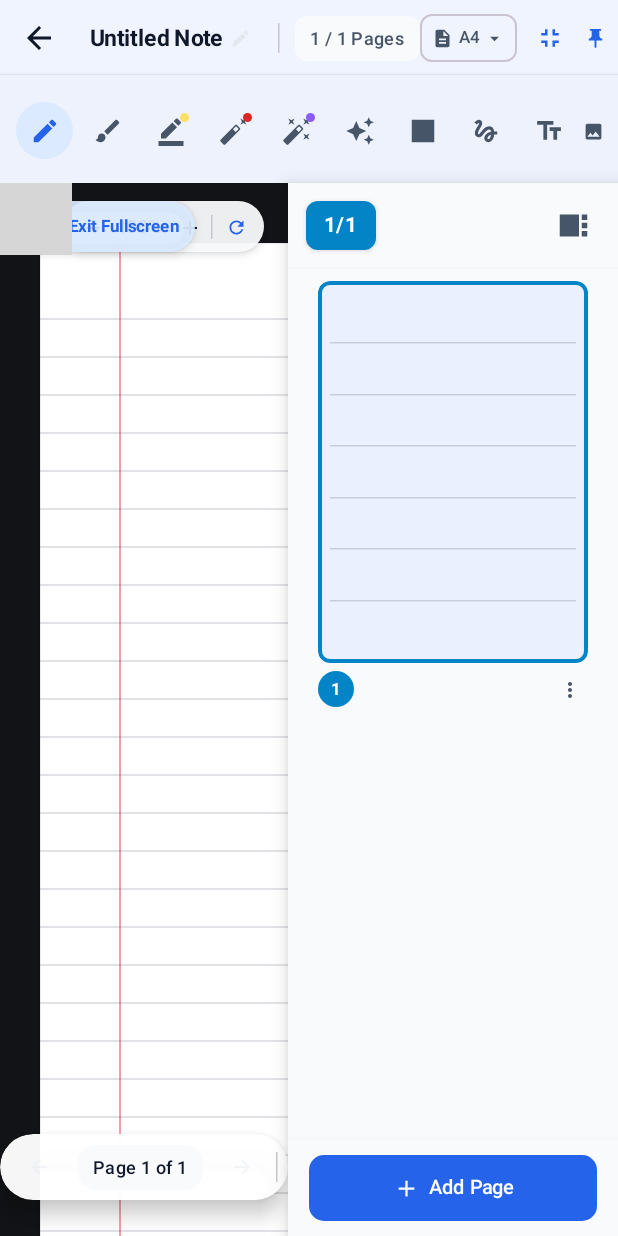
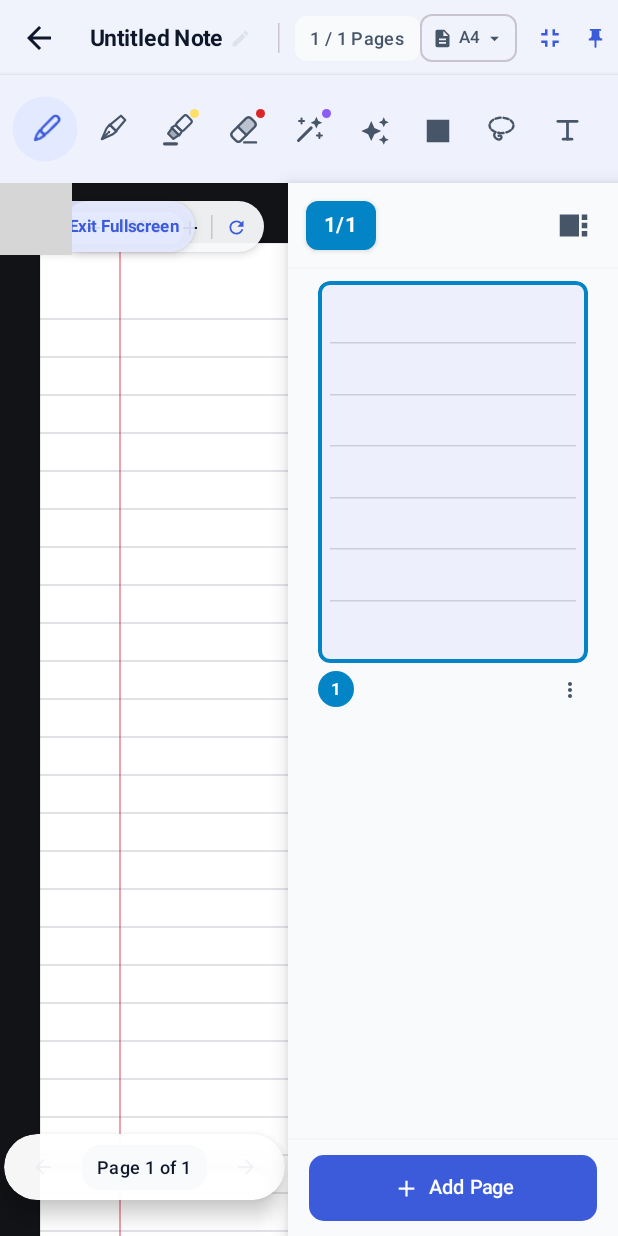
Before and after one commit to Ariful579/note_taking-app, an Android app built with Jetpack Compose: the screen it shows after launch (MainActivity), after a tap on "Open New Tab", on a phone screen of 412 x 824 dp. Run offline under Robolectric (Android 15) with nearby library versions, the phone set to English and light mode, and no system bars; our stand-ins replace Room's generated code; 1 statement that could not run was skipped; 3 other taps on this screen came first; grey boxes are pictures that could not be loaded.

Commit message:
UI upgrade: new icons, app icon, hide add-page buttons

```diff
--- a/app/src/main/java/com/notewise/tabnotes/ui/components/PageNavigator.kt
+++ b/app/src/main/java/com/notewise/tabnotes/ui/components/PageNavigator.kt
@@ -24,7 +24,7 @@ fun PageNavigator(
     totalPages: Int,
     onPreviousPage: () -> Unit,
     onNextPage: () -> Unit,
-    onAddPage: () -> Unit,
+    onAddPage: () -> Unit = {},   // kept for compatibility; adding pages now lives at the end of the notebook
     modifier: Modifier = Modifier
 ) {
     Surface(
@@ -81,24 +81,6 @@ fun PageNavigator(
                     modifier = Modifier.size(16.dp)
                 )
             }
-
-            VerticalDivider(modifier = Modifier.height(20.dp).padding(horizontal = 2.dp))
-
-            // Add Page "+" Button (creates and switches to new page)
-            FilledTonalButton(
-                onClick = onAddPage,
-                shape = RoundedCornerShape(16.dp),
-                contentPadding = PaddingValues(horizontal = 10.dp, vertical = 4.dp),
-                modifier = Modifier.height(32.dp)
-            ) {
-                Icon(
-                    imageVector = Icons.Default.Add,
-                    contentDescription = "Add New Page",
-                    modifier = Modifier.size(16.dp)
-                )
-                Spacer(modifier = Modifier.width(4.dp))
-                Text("New Page", fontSize = 11.sp, fontWeight = FontWeight.Bold)
-            }
         }
     }
 }
--- a/app/src/main/java/com/notewise/tabnotes/ui/components/StylusToolbar.kt
+++ b/app/src/main/java/com/notewise/tabnotes/ui/components/StylusToolbar.kt
@@ -2,6 +2,10 @@ package com.notewise.tabnotes.ui.components
 
 import android.widget.Toast
 import androidx.compose.animation.AnimatedVisibility
+import androidx.compose.animation.animateColorAsState
+import androidx.compose.animation.core.animateFloatAsState
+import androidx.compose.animation.core.spring
+import androidx.compose.ui.graphics.graphicsLayer
 import androidx.compose.foundation.background
 import androidx.compose.foundation.border
 import androidx.compose.foundation.clickable
@@ -101,7 +105,7 @@ fun StylusToolbar(
                 ) {
                     // Pen
                     ToolButton(
-                        icon = Icons.Default.Edit,
+                        icon = ToolIcons.Ballpoint,
                         label = "Pen",
                         isSelected = selectedTool == ToolType.PEN,
                         onClick = { onSelectTool(ToolType.PEN) }
@@ -109,7 +113,7 @@ fun StylusToolbar(
 
                     // Fountain Pen
                     ToolButton(
-                        icon = Icons.Default.Brush,
+                        icon = ToolIcons.Fountain,
                         label = "Fountain Pen",
                         isSelected = selectedTool == ToolType.FOUNTAIN_PEN,
                         onClick = { onSelectTool(ToolType.FOUNTAIN_PEN) }
@@ -117,7 +121,7 @@ fun StylusToolbar(
 
                     // Highlighter (Semi-Transparent)
                     ToolButton(
-                        icon = Icons.Default.BorderColor,
+                        icon = ToolIcons.Highlighter,
                         label = "Highlighter",
                         isSelected = selectedTool == ToolType.HIGHLIGHTER,
                         badgeColor = Color(0xFFFFE066),
@@ -133,7 +137,7 @@ fun StylusToolbar(
                     Box {
                         val isEraserActive = selectedTool == ToolType.ERASER_STROKE || selectedTool == ToolType.ERASER_POINT
                         ToolButton(
-                            icon = Icons.Default.AutoFixNormal,
+                            icon = ToolIcons.Eraser,
                             label = if (selectedTool == ToolType.ERASER_POINT) "Precision Eraser" else "Eraser",
                             isSelected = isEraserActive,
                             badgeColor = if (selectedTool == ToolType.ERASER_POINT) Color(0xFF2563EB) else Color(0xFFDC2626),
@@ -179,7 +183,7 @@ fun StylusToolbar(
 
                     // Magic Disappearing Pen (Fading Ink)
                     ToolButton(
-                        icon = Icons.Default.AutoFixHigh,
+                        icon = ToolIcons.MagicWand,
                         label = "Magic Pen",
                         isSelected = selectedTool == ToolType.MAGIC_PEN,
                         badgeColor = Color(0xFF8B5CF6),
@@ -312,7 +316,7 @@ fun StylusToolbar(
 
                     // Lasso / Selection Tool
                     ToolButton(
-                        icon = Icons.Default.Gesture,
+                        icon = ToolIcons.Lasso,
                         label = "Lasso Selection",
                         isSelected = selectedTool == ToolType.LASSO,
                         onClick = { onSelectTool(ToolType.LASSO) }
@@ -320,7 +324,7 @@ fun StylusToolbar(
 
                     // Text Tool
                     ToolButton(
-                        icon = Icons.Default.TextFields,
+                        icon = ToolIcons.Text,
                         label = "Text",
                         isSelected = selectedTool == ToolType.TEXT,
                         onClick = { onSelectTool(ToolType.TEXT) }
@@ -914,26 +918,44 @@ private fun ToolButton(
     badgeColor: Color? = null,
     onClick: () -> Unit
 ) {
+    val container by animateColorAsState(
+        targetValue = if (isSelected) MaterialTheme.colorScheme.primaryContainer else Color.Transparent,
+        label = "toolBackground"
+    )
+    val tint by animateColorAsState(
+        targetValue = if (isSelected) MaterialTheme.colorScheme.primary else MaterialTheme.colorScheme.onSurfaceVariant,
+        label = "toolTint"
+    )
+    val scale by animateFloatAsState(
+        targetValue = if (isSelected) 1.08f else 1f,
+        animationSpec = spring(dampingRatio = 0.55f, stiffness = 500f),
+        label = "toolScale"
+    )
     FilledTonalIconButton(
         onClick = onClick,
         colors = IconButtonDefaults.filledTonalIconButtonColors(
-            containerColor = if (isSelected) MaterialTheme.colorScheme.primaryContainer else Color.Transparent,
-            contentColor = if (isSelected) MaterialTheme.colorScheme.primary else MaterialTheme.colorScheme.onSurfaceVariant
+            containerColor = container,
+            contentColor = tint
         ),
-        modifier = Modifier.size(38.dp)
+        modifier = Modifier
+            .size(40.dp)
+            .graphicsLayer {
+                scaleX = scale
+                scaleY = scale
+            }
     ) {
         Box(contentAlignment = Alignment.Center) {
             Icon(
                 imageVector = icon,
                 contentDescription = label,
-                modifier = Modifier.size(20.dp)
+                modifier = Modifier.size(22.dp)
             )
             badgeColor?.let { color ->
                 Box(
                     modifier = Modifier
                         .size(6.dp)
                         .align(Alignment.TopEnd)
-                        .offset(x = 2.dp, y = (-2).dp)
+                        .offset(x = 3.dp, y = (-3).dp)
                         .clip(CircleShape)
                         .background(color)
                 )
--- /dev/null
+++ b/app/src/main/java/com/notewise/tabnotes/ui/components/ToolIcons.kt
@@ -0,0 +1,190 @@
+package com.notewise.tabnotes.ui.components
+
+import androidx.compose.ui.graphics.Color
+import androidx.compose.ui.graphics.SolidColor
+import androidx.compose.ui.graphics.StrokeCap
+import androidx.compose.ui.graphics.StrokeJoin
+import androidx.compose.ui.graphics.vector.ImageVector
+import androidx.compose.ui.graphics.vector.PathBuilder
+import androidx.compose.ui.graphics.vector.group
+import androidx.compose.ui.graphics.vector.path
+import androidx.compose.ui.unit.dp
+import kotlin.math.PI
+import kotlin.math.cos
+import kotlin.math.sin
+
+/**
+ * Hand-drawn tool icons. Every instrument has its own silhouette so tools are recognisable at a glance:
+ * ballpoint, fountain nib, chisel highlighter, block eraser, dotted lasso, magic wand, shapes, text.
+ * Drawn on a 24x24 grid with a 1.7 stroke; the colour comes from the Icon() tint, so they follow the theme.
+ */
+object ToolIcons {
+    private const val SW = 1.7f
+    private val INK = SolidColor(Color.Black)
+
+    private fun build(name: String, block: ImageVector.Builder.() -> Unit): ImageVector =
+        ImageVector.Builder(
+            name = name,
+            defaultWidth = 24.dp,
+            defaultHeight = 24.dp,
+            viewportWidth = 24f,
+            viewportHeight = 24f
+        ).apply(block).build()
+
+    /** Outlined path. */
+    private fun ImageVector.Builder.line(width: Float = SW, d: PathBuilder.() -> Unit) {
+        path(
+            fill = null,
+            stroke = INK,
+            strokeLineWidth = width,
+            strokeLineCap = StrokeCap.Round,
+            strokeLineJoin = StrokeJoin.Round,
+            pathBuilder = d
+        )
+    }
+
+    /** Filled path (alpha < 1 gives the softer secondary shade). */
+    private fun ImageVector.Builder.solid(alpha: Float = 1f, d: PathBuilder.() -> Unit) {
+        path(fill = INK, fillAlpha = alpha, stroke = null, pathBuilder = d)
+    }
+
+    private fun PathBuilder.rrect(x: Float, y: Float, w: Float, h: Float, r: Float) {
+        moveTo(x + r, y)
+        lineTo(x + w - r, y); quadTo(x + w, y, x + w, y + r)
+        lineTo(x + w, y + h - r); quadTo(x + w, y + h, x + w - r, y + h)
+        lineTo(x + r, y + h); quadTo(x, y + h, x, y + h - r)
+        lineTo(x, y + r); quadTo(x, y, x + r, y)
+        close()
+    }
+
+    private fun PathBuilder.circle(cx: Float, cy: Float, r: Float) {
+        moveTo(cx - r, cy)
+        arcTo(r, r, 0f, true, false, cx + r, cy)
+        arcTo(r, r, 0f, true, false, cx - r, cy)
+        close()
+    }
+
+    /** Ballpoint pen: slim barrel, clip, cone and a small ink tip. */
+    val Ballpoint: ImageVector by lazy {
+        build("Ballpoint") {
+            group(rotate = 45f, pivotX = 12f, pivotY = 12f, scaleX = 0.92f, scaleY = 0.92f) {
+                line { rrect(9.4f, -1f, 5.2f, 16.4f, 2.6f) }
+                line {
+                    moveTo(9.4f, 15.4f); lineTo(14.6f, 15.4f); lineTo(13.7f, 19.5f)
+                    lineTo(12f, 22.8f); lineTo(10.3f, 19.5f); close()
+                }
+                solid { moveTo(10.75f, 20.6f); lineTo(12f, 22.8f); lineTo(13.25f, 20.6f); close() }
+                line { moveTo(14.6f, 3.6f); lineTo(14.6f, 7.8f) }
+            }
+        }
+    }
+
+    /** Fountain pen: tapered grip with a split nib and breather hole. */
+    val Fountain: ImageVector by lazy {
+        build("FountainPen") {
+            group(rotate = 45f, pivotX = 12f, pivotY = 12f, scaleX = 0.92f, scaleY = 0.92f) {
+                line {
+                    moveTo(9.6f, -1f); lineTo(14.4f, -1f); lineTo(15.4f, 10.3f)
+                    lineTo(8.6f, 10.3f); close()
+                }
+                line {
+                    moveTo(8.2f, 10.3f); lineTo(15.8f, 10.3f); lineTo(15.3f, 14.4f)
+                    lineTo(12f, 22.8f); lineTo(8.7f, 14.4f); close()
+                }
+                line { moveTo(12f, 16.6f); lineTo(12f, 22.6f) }
+                solid { circle(12f, 14.9f, 1.05f) }
+            }
+        }
+    }
+
+    /** Chunky chisel-tip marker with a soft ink stripe underneath. */
+    val Highlighter: ImageVector by lazy {
+        build("Highlighter") {
+            group(rotate = 45f, pivotX = 12f, pivotY = 12f, scaleX = 0.92f, scaleY = 0.92f) {
+                line { rrect(8f, -1f, 8f, 11.6f, 2f) }
+                line {
+                    moveTo(8.5f, 10.6f); lineTo(15.5f, 10.6f); lineTo(16.3f, 14.3f)
+                    lineTo(7.7f, 14.3f); close()
+                }
+                solid(0.45f) {
+                    moveTo(8.1f, 14.3f); lineTo(15.9f, 14.3f); lineTo(15f, 19.6f)
+                    lineTo(9f, 19.6f); close()
+                }
+                line {
+                    moveTo(8.1f, 14.3f); lineTo(15.9f, 14.3f); lineTo(15f, 19.6f)
+                    lineTo(9f, 19.6f); close()
+                }
+            }
+            line(2.4f) { moveTo(2.6f, 22.4f); lineTo(11.2f, 22.4f) }
+        }
+    }
+
+    /** Rubber block eraser (two-tone) resting on a baseline. */
+    val Eraser: ImageVector by lazy {
+        build("Eraser") {
+            group(rotate = -45f, pivotX = 12f, pivotY = 12f) {
+                line { rrect(2.4f, 7.6f, 19.2f, 8.8f, 2.6f) }
+                line { moveTo(10.6f, 7.6f); lineTo(10.6f, 16.4f) }
+                solid(0.30f) {
+                    moveTo(10.6f, 7.6f); lineTo(19f, 7.6f); quadTo(21.6f, 7.6f, 21.6f, 10.2f)
+                    lineTo(21.6f, 13.8f); quadTo(21.6f, 16.4f, 19f, 16.4f); lineTo(10.6f, 16.4f); close()
+                }
+            }
+            line { moveTo(12.5f, 21.4f); lineTo(21.1f, 21.4f) }
+        }
+    }
+
+    /** Lasso: dotted loop with a rope tail. */
+    val Lasso: ImageVector by lazy {
+        build("Lasso") {
+            line {
+                var a = 0.0
+                while (a < 360.0) {
+                    for (k in 0..2) {
+                        val r = (a + k * 13.0) * PI / 180.0
+                        val x = 12f + 8.7f * cos(r).toFloat()
+                        val y = 9f + 5.6f * sin(r).toFloat()
+                        if (k == 0) moveTo(x, y) else lineTo(x, y)
+                    }
+                    a += 40.0
+                }
+            }
+            line {
+                moveTo(7.5f, 13.9f)
+                curveTo(6.2f, 15.6f, 6.5f, 17.7f, 8.4f, 18.8f)
+                curveTo(10.1f, 19.8f, 12f, 19.2f, 12f, 17.7f)
+                curveTo(12f, 16.5f, 10.8f, 16f, 9.9f, 16.6f)
+            }
+        }
+    }
+
+    /** Magic pen (fading ink): a wand with a sparkle. */
+    val MagicWand: ImageVector by lazy {
+        build("MagicWand") {
+            line(2.2f) { moveTo(4f, 20f); lineTo(13.2f, 10.8f) }
+            solid {
+                moveTo(17f, 2.8f); lineTo(18.3f, 5.7f); lineTo(21.2f, 7f); lineTo(18.3f, 8.3f)
+                lineTo(17f, 11.2f); lineTo(15.7f, 8.3f); lineTo(12.8f, 7f); lineTo(15.7f, 5.7f); close()
+            }
+            line(1.5f) { moveTo(6.2f, 4f); lineTo(6.2f, 7.6f); moveTo(4.4f, 5.8f); lineTo(8f, 5.8f) }
+            line(1.5f) { moveTo(19.2f, 14.6f); lineTo(19.2f, 18.2f); moveTo(17.4f, 16.4f); lineTo(21f, 16.4f) }
+        }
+    }
+
+    /** Shapes: a square overlapping a circle. */
+    val Shapes: ImageVector by lazy {
+        build("Shapes") {
+            line { rrect(3.4f, 11f, 9.2f, 9.2f, 2f) }
+            line { circle(15.4f, 8.6f, 5.2f) }
+        }
+    }
+
+    /** Text tool: a clean serif "T". */
+    val Text: ImageVector by lazy {
+        build("Text") {
+            line(2f) { moveTo(5f, 6f); lineTo(19f, 6f) }
+            line(2f) { moveTo(12f, 6f); lineTo(12f, 19f) }
+            line(2f) { moveTo(8.8f, 19f); lineTo(15.2f, 19f) }
+        }
+    }
+}
--- a/app/src/main/java/com/notewise/tabnotes/ui/screens/MainTabletScreen.kt
+++ b/app/src/main/java/com/notewise/tabnotes/ui/screens/MainTabletScreen.kt
@@ -1110,11 +1110,11 @@ fun MainTabletScreen(
                                             Toast.makeText(context, "Page $newTotalPages added", Toast.LENGTH_SHORT).show()
                                         },
                                         shape = RoundedCornerShape(24.dp),
-                                        color = MaterialTheme.colorScheme.primaryContainer,
-                                        shadowElevation = 5.dp,
+                                        color = MaterialTheme.colorScheme.surface.copy(alpha = 0.92f),
+                                        shadowElevation = 2.dp,
                                         border = androidx.compose.foundation.BorderStroke(
-                                            1.5.dp,
-                                            MaterialTheme.colorScheme.primary.copy(alpha = 0.6f)
+                                            1.dp,
+                                            MaterialTheme.colorScheme.outline.copy(alpha = 0.7f)
                                         ),
                                         modifier = Modifier.layout { measurable, constraints ->
                                             val placeable = measurable.measure(constraints)
@@ -1131,20 +1131,34 @@ fun MainTabletScreen(
                                             Icon(
                                                 imageVector = Icons.Default.Add,
                                                 contentDescription = "Add New Page",
-                                                tint = MaterialTheme.colorScheme.primary,
+                                                tint = MaterialTheme.colorScheme.onSurfaceVariant,
                                                 modifier = Modifier.size(20.dp)
                                             )
                                             Text(
-                                                text = "Add Page (${editorState.pageCount + 1})",
+                                                text = "Add page",
                                                 fontSize = 13.sp,
-                                                fontWeight = FontWeight.Bold,
-                                                color = MaterialTheme.colorScheme.onPrimaryContainer
+                                                fontWeight = FontWeight.SemiBold,
+                                                color = MaterialTheme.colorScheme.onSurfaceVariant
                                             )
                                         }
                                     }
                                 }
 
-                                // 9. Floating Tablet Page Navigator (Bottom Center)
+                                // 9. Floating page navigator: appears only while scrolling / changing page, then fades away
+                                var navVisible by remember { mutableStateOf(false) }
+                                LaunchedEffect(editorState.pageIndex, panOffset, zoom) {
+                                    navVisible = true
+                                    delay(1800)
+                                    navVisible = false
+                                }
+                                androidx.compose.animation.AnimatedVisibility(
+                                    visible = navVisible,
+                                    enter = androidx.compose.animation.fadeIn() + androidx.compose.animation.slideInVertically { it / 2 },
+                                    exit = androidx.compose.animation.fadeOut() + androidx.compose.animation.slideOutVertically { it / 2 },
+                                    modifier = Modifier
+                                        .align(Alignment.BottomCenter)
+                                        .padding(bottom = 24.dp)
+                                ) {
                                     PageNavigator(
                                         currentPage = editorState.pageIndex,
                                         totalPages = editorState.pageCount,
@@ -1168,11 +1182,8 @@ fun MainTabletScreen(
                                                 }
                                             }
                                         },
-                                    onAddPage = { editorViewModel.addNewPage() },
-                                    modifier = Modifier
-                                        .align(Alignment.BottomCenter)
-                                        .padding(bottom = 24.dp)
                                     )
+                                }
                             }
 
                             // 2. Right-Hand Slide-Out Vertical Page Thumbnail Strip (matching uploaded photo!)
--- a/app/src/main/java/com/notewise/tabnotes/ui/theme/Color.kt
+++ b/app/src/main/java/com/notewise/tabnotes/ui/theme/Color.kt
@@ -3,16 +3,16 @@ package com.notewise.tabnotes.ui.theme
 import androidx.compose.ui.graphics.Color
 
 // Notewise Brand & Primary Colors
-val NotewiseBlue = Color(0xFF2563EB)
-val NotewiseBlueLight = Color(0xFF60A5FA)
-val NotewiseBlueDark = Color(0xFF1E40AF)
-val CobaltPrimary = Color(0xFF1D4ED8)
+val NotewiseBlue = Color(0xFF3B5BDB)
+val NotewiseBlueLight = Color(0xFF7B93FF)
+val NotewiseBlueDark = Color(0xFF2B44B5)
+val CobaltPrimary = Color(0xFF4C6EF5)
 
 // Neutral & Backgrounds
-val CanvasBackground = Color(0xFFF1F5F9)
+val CanvasBackground = Color(0xFFE8ECF3)
 val SurfaceLight = Color(0xFFFFFFFF)
 val SurfaceSubtle = Color(0xFFF8FAFC)
-val BorderSubtle = Color(0xFFE2E8F0)
+val BorderSubtle = Color(0xFFDDE2EC)
 val TextPrimary = Color(0xFF0F172A)
 val TextSecondary = Color(0xFF475569)
 val TextMuted = Color(0xFF94A3B8)
--- a/app/src/main/java/com/notewise/tabnotes/ui/theme/Theme.kt
+++ b/app/src/main/java/com/notewise/tabnotes/ui/theme/Theme.kt
@@ -3,12 +3,14 @@ package com.notewise.tabnotes.ui.theme
 import androidx.compose.foundation.isSystemInDarkTheme
 import androidx.compose.material3.*
 import androidx.compose.runtime.Composable
+import androidx.compose.foundation.shape.RoundedCornerShape
 import androidx.compose.ui.graphics.Color
+import androidx.compose.ui.unit.dp
 
 private val LightColorScheme = lightColorScheme(
     primary = NotewiseBlue,
     onPrimary = Color.White,
-    primaryContainer = Color(0xFFDBEAFE),
+    primaryContainer = Color(0xFFE3E9FF),
     onPrimaryContainer = NotewiseBlueDark,
     secondary = CobaltPrimary,
     onSecondary = Color.White,
@@ -24,17 +26,25 @@ private val LightColorScheme = lightColorScheme(
 private val DarkColorScheme = darkColorScheme(
     primary = NotewiseBlueLight,
     onPrimary = Color(0xFF0F172A),
-    primaryContainer = NotewiseBlueDark,
-    onPrimaryContainer = Color(0xFFDBEAFE),
+    primaryContainer = Color(0xFF2B3A82),
+    onPrimaryContainer = Color(0xFFE3E9FF),
     secondary = NotewiseBlue,
     onSecondary = Color.White,
-    background = Color(0xFF0F172A),
-    onBackground = Color(0xFFF8FAFC),
-    surface = Color(0xFF1E293B),
+    background = Color(0xFF0D0F14),
+    onBackground = Color(0xFFEEF0F6),
+    surface = Color(0xFF1A1D25),
     onSurface = Color(0xFFF8FAFC),
-    surfaceVariant = Color(0xFF334155),
-    onSurfaceVariant = Color(0xFFCBD5E1),
-    outline = Color(0xFF475569)
+    surfaceVariant = Color(0xFF2C3140),
+    onSurfaceVariant = Color(0xFFB4BBCC),
+    outline = Color(0xFF454B5C)
+)
+
+private val NotewiseShapes = Shapes(
+    extraSmall = RoundedCornerShape(8.dp),
+    small = RoundedCornerShape(12.dp),
+    medium = RoundedCornerShape(16.dp),
+    large = RoundedCornerShape(24.dp),
+    extraLarge = RoundedCornerShape(32.dp)
 )
 
 @Composable
@@ -47,6 +57,7 @@ fun NotewiseTabTheme(
     MaterialTheme(
         colorScheme = colorScheme,
         typography = Typography,
+        shapes = NotewiseShapes,
         content = content
     )
 }
--- a/app/src/main/res/mipmap-anydpi-v26/ic_launcher.xml
+++ b/app/src/main/res/mipmap-anydpi-v26/ic_launcher.xml
@@ -1,4 +1,6 @@
+<?xml version="1.0" encoding="utf-8"?>
 <adaptive-icon xmlns:android="http://schemas.android.com/apk/res/android">
-    <background android:color="#FF6200EE" />
-    <foreground android:color="#FF3700B3" />
+    <background android:drawable="@drawable/ic_launcher_background" />
+    <foreground android:drawable="@drawable/ic_launcher_foreground" />
+    <monochrome android:drawable="@drawable/ic_launcher_monochrome" />
 </adaptive-icon>
--- a/app/src/main/res/mipmap-anydpi-v26/ic_launcher_round.xml
+++ b/app/src/main/res/mipmap-anydpi-v26/ic_launcher_round.xml
@@ -1,4 +1,6 @@
+<?xml version="1.0" encoding="utf-8"?>
 <adaptive-icon xmlns:android="http://schemas.android.com/apk/res/android">
-    <background android:color="#FF6200EE" />
-    <foreground android:color="#FF3700B3" />
+    <background android:drawable="@drawable/ic_launcher_background" />
+    <foreground android:drawable="@drawable/ic_launcher_foreground" />
+    <monochrome android:drawable="@drawable/ic_launcher_monochrome" />
 </adaptive-icon>
```
Also changed, not shown: app/src/main/java/com/notewise/tabnotes/ui/components/NoteTabBar.kt (+0 -12 lines), app/src/main/res/drawable/ic_launcher_background.xml (added, +26 -0 lines), app/src/main/res/drawable/ic_launcher_foreground.xml (added, +27 -0 lines), app/src/main/res/drawable/ic_launcher_monochrome.xml (added, +25 -0 lines), 6 other files. Lines whose indentation alone changed are shown as unchanged.
